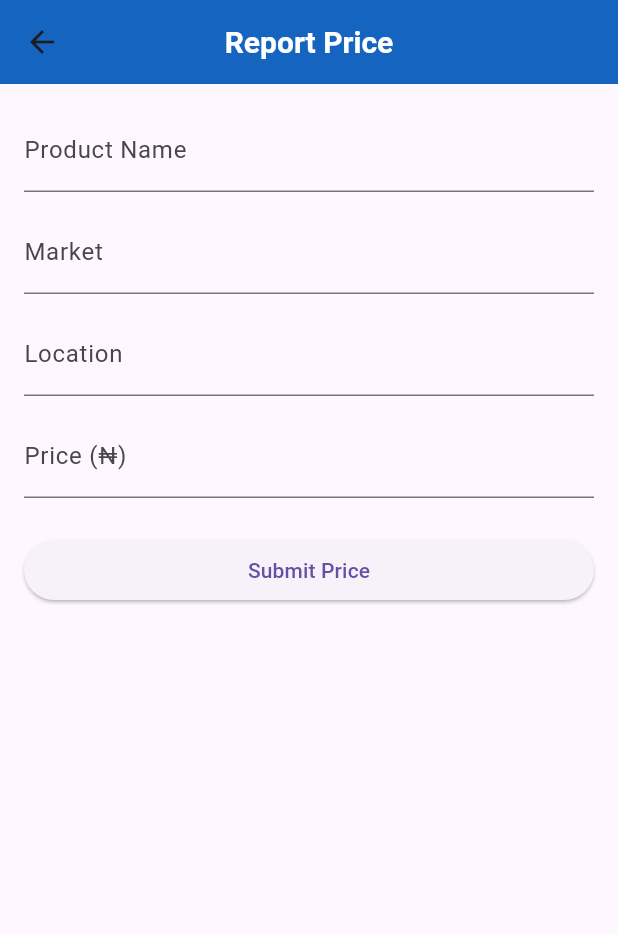
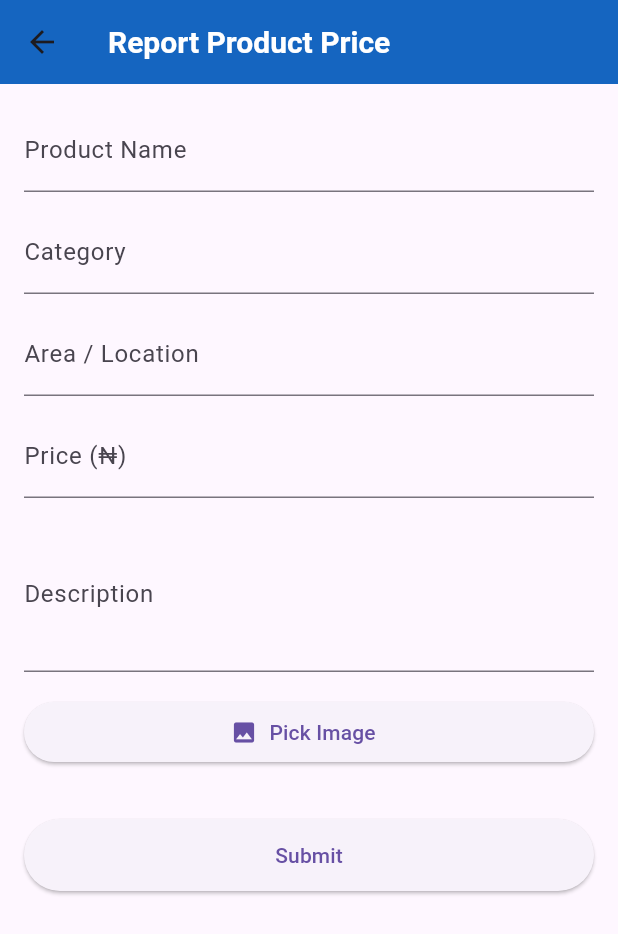
Before and after one commit to okakafavour/pricepulse, a Flutter app: the HomeScreen screen opened directly, after a tap on the "add" icon, on a phone screen of 412 x 824 dp. Shown: the top 934 px of the screen. Run offline on Flutter 3.47's test engine with Material 3 defaults, Android fonts, the light colour scheme and no system bars; our stand-ins replace google_sign_in, image_picker; missing offline and left inert: dart:html, dart:js_interop.

Commit message:
second-commit

```diff
--- a/lib/models/price_model.dart
+++ b/lib/models/price_model.dart
@@ -1,12 +1,12 @@
 class PriceModel {
   final String? id;
-  final String productName; // corresponds to Go 'Name'
-  final String market;      // corresponds to Go 'Category'
-  final String location;    // corresponds to Go 'Area'
-  final double price;
-  final bool isVerified;
-  final String? imageUrl;   // corresponds to Go 'ImageURL'
-  final String? dateReported; // corresponds to Go 'CreatedAt'
+  final String productName;   // Go: "name"
+  final String market;        // Go: "category"
+  final String location;      // Go: "area"
+  final double price;         // Go: "price"
+  final bool isVerified;      // Go: "is_verified"
+  final String? imageUrl;     // Go: "image_url"
+  final String? dateReported; // Go: "created_at"
 
   PriceModel({
     this.id,
@@ -14,26 +14,32 @@ class PriceModel {
     required this.market,
     required this.location,
     required this.price,
-    required this.isVerified,
+    this.isVerified = false,
     this.imageUrl,
     this.dateReported,
   });
 
-  // ✅ Convert JSON from backend → Dart object
+  // ✅ JSON → Dart
   factory PriceModel.fromJson(Map<String, dynamic> json) {
+    double parsePrice(dynamic value) {
+      if (value is int) return value.toDouble();
+      if (value is String) return double.tryParse(value) ?? 0.0;
+      return (value ?? 0).toDouble();
+    }
+
     return PriceModel(
       id: json['_id'] ?? json['id'] ?? '',
       productName: json['name'] ?? json['productName'] ?? '',
       market: json['category'] ?? json['market'] ?? '',
       location: json['area'] ?? json['location'] ?? '',
-      price: (json['price'] ?? 0).toDouble(),
-      isVerified: json['isVerified'] ?? true, // default true since verified products
+      price: parsePrice(json['price']),
+      isVerified: json['isVerified'] ?? json['is_verified'] ?? false,
       imageUrl: json['image_url'] ?? json['imageUrl'] ?? '',
-      dateReported: json['createdAt'] ?? json['dateReported'] ?? '',
+      dateReported: json['createdAt'] ?? json['created_at'] ?? '',
     );
   }
 
-  // ✅ Convert Dart object → JSON (for posting to backend)
+  // ✅ Dart → JSON
   Map<String, dynamic> toJson() {
     return {
       '_id': id,
@@ -41,9 +47,9 @@ class PriceModel {
       'category': market,
       'area': location,
       'price': price,
-      'isVerified': isVerified,
+      'is_verified': isVerified,
       'image_url': imageUrl,
-      'createdAt': dateReported,
+      'created_at': dateReported,
     };
   }
 }
--- a/lib/providers/price_provider.dart
+++ b/lib/providers/price_provider.dart
@@ -1,4 +1,7 @@
 import 'dart:convert';
+import 'dart:io';
+import 'dart:typed_data';
+import 'package:flutter/foundation.dart';
 import 'package:flutter/material.dart';
 import 'package:http/http.dart' as http;
 import '../models/price_model.dart';
@@ -10,49 +13,111 @@ class PriceProvider with ChangeNotifier {
   PriceProvider(this.authProvider);
 
   List<PriceModel> _prices = [];
-
   List<PriceModel> get prices => _prices;
 
-  final String baseUrl = 'https://your-backend-api.com/api/prices';
+  final String baseUrl = 'http://10.54.2.240:8080/products';
 
+  // Fetch all products
   Future<void> fetchPrices() async {
     final token = authProvider.token;
     if (token == null) return;
 
-    final url = Uri.parse(baseUrl);
+    try {
       final response = await http.get(
-      url,
+        Uri.parse(baseUrl),
         headers: {'Authorization': 'Bearer $token'},
       );
 
       if (response.statusCode == 200) {
-      final List data = json.decode(response.body);
+        final decoded = json.decode(response.body);
+        final List<dynamic> data = decoded is List ? decoded : decoded['products'] ?? [];
         _prices = data.map((e) => PriceModel.fromJson(e)).toList();
         notifyListeners();
       } else {
-      throw Exception('Failed to fetch prices: ${response.body}');
+        throw Exception('Failed to fetch prices');
+      }
+    } catch (e) {
+      debugPrint('Error fetching prices: $e');
+      rethrow;
     }
   }
 
-  Future<void> addPrice(PriceModel price) async {
+  // Add product (web + mobile)
+  Future<void> addPrice({
+    required String productName,
+    required double price,
+    required String area,
+    required String description,
+    required String category,
+    File? imageFile,      // mobile
+    Uint8List? webImage,  // web
+    required BuildContext context,
+  }) async {
     final token = authProvider.token;
-    if (token == null) return;
 
-    final url = Uri.parse(baseUrl);
-    final response = await http.post(
-      url,
-      headers: {
-        'Authorization': 'Bearer $token',
-        'Content-Type': 'application/json'
-      },
-      body: json.encode(price.toJson()),
+    if (productName.isEmpty || price <= 0 || area.isEmpty || category.isEmpty) {
+      ScaffoldMessenger.of(context).showSnackBar(
+        const SnackBar(content: Text('Please fill all required fields')),
       );
+      return;
+    }
+
+    if (!kIsWeb && imageFile == null) {
+      ScaffoldMessenger.of(context).showSnackBar(
+        const SnackBar(content: Text('Please select an image')),
+      );
+      return;
+    }
+
+    if (kIsWeb && webImage == null) {
+      ScaffoldMessenger.of(context).showSnackBar(
+        const SnackBar(content: Text('Please select an image')),
+      );
+      return;
+    }
+
+    if (token == null) {
+      ScaffoldMessenger.of(context).showSnackBar(
+        const SnackBar(content: Text('User not authenticated')),
+      );
+      return;
+    }
+
+    try {
+      final request = http.MultipartRequest('POST', Uri.parse(baseUrl));
+      request.headers['Authorization'] = 'Bearer $token';
+
+      request.fields['name'] = productName;
+      request.fields['price'] = price.toString();
+      request.fields['area'] = area;
+      request.fields['description'] = description;
+      request.fields['category'] = category;
+
+      if (kIsWeb && webImage != null) {
+        request.files.add(
+          http.MultipartFile.fromBytes('image', webImage, filename: '$productName.png'),
+        );
+      } else if (imageFile != null) {
+        request.files.add(await http.MultipartFile.fromPath('image', imageFile.path));
+      }
+
+      final response = await request.send();
+      final responseBody = await response.stream.bytesToString();
 
       if (response.statusCode == 201 || response.statusCode == 200) {
-      _prices.add(price);
-      notifyListeners();
+        ScaffoldMessenger.of(context).showSnackBar(
+          const SnackBar(content: Text('Product added successfully')),
+        );
+        await fetchPrices();
       } else {
-      throw Exception('Failed to add price: ${response.body}');
+        ScaffoldMessenger.of(context).showSnackBar(
+          SnackBar(content: Text('Failed to add product: $responseBody')),
+        );
+      }
+    } catch (e) {
+      ScaffoldMessenger.of(context).showSnackBar(
+        SnackBar(content: Text('Error: $e')),
+      );
     }
   }
 }
--- a/lib/screens/home_screen.dart
+++ b/lib/screens/home_screen.dart
@@ -13,6 +13,7 @@ class HomeScreen extends StatefulWidget {
 
 class _HomeScreenState extends State<HomeScreen> {
   bool _isLoading = false;
+  String? _errorMessage;
 
   @override
   void initState() {
@@ -20,48 +21,95 @@ class _HomeScreenState extends State<HomeScreen> {
     _fetchPrices();
   }
 
+  /// ✅ Fetch prices from backend with error handling
   Future<void> _fetchPrices() async {
     setState(() {
       _isLoading = true;
+      _errorMessage = null;
     });
+
+    try {
       await Provider.of<PriceProvider>(context, listen: false).fetchPrices();
+    } catch (e) {
+      setState(() {
+        _errorMessage = 'Failed to load prices: $e';
+      });
+    } finally {
       setState(() {
         _isLoading = false;
       });
     }
+  }
 
   @override
   Widget build(BuildContext context) {
-    final priceData = Provider.of<PriceProvider>(context);
-    final prices = priceData.prices;
+    final priceProvider = Provider.of<PriceProvider>(context);
+    final prices = priceProvider.prices;
 
     return Scaffold(
+      backgroundColor: const Color(0xFFF9F5FF),
       appBar: AppBar(
         title: const Text('PricePulse'),
         actions: [
           IconButton(
+            tooltip: 'Refresh',
             onPressed: _fetchPrices,
             icon: const Icon(Icons.refresh),
-          )
+          ),
         ],
       ),
       body: _isLoading
           ? const Center(child: CircularProgressIndicator())
+          : _errorMessage != null
+              ? Center(
+                  child: Padding(
+                    padding: const EdgeInsets.all(20),
+                    child: Column(
+                      mainAxisAlignment: MainAxisAlignment.center,
+                      children: [
+                        Text(
+                          _errorMessage!,
+                          textAlign: TextAlign.center,
+                          style: const TextStyle(
+                            color: Colors.red,
+                            fontSize: 16,
+                          ),
+                        ),
+                        const SizedBox(height: 15),
+                        ElevatedButton.icon(
+                          onPressed: _fetchPrices,
+                          icon: const Icon(Icons.refresh),
+                          label: const Text('Try Again'),
+                        ),
+                      ],
+                    ),
+                  ),
+                )
               : prices.isEmpty
-              ? const Center(child: Text('No prices available.'))
-              : ListView.builder(
+                  ? const Center(
+                      child: Text(
+                        'No prices available yet.\nTap + to add a new report!',
+                        textAlign: TextAlign.center,
+                        style: TextStyle(fontSize: 16),
+                      ),
+                    )
+                  : RefreshIndicator(
+                      onRefresh: _fetchPrices,
+                      child: ListView.builder(
+                        padding: const EdgeInsets.all(8),
                         itemCount: prices.length,
                         itemBuilder: (ctx, i) => PriceCard(price: prices[i]),
                       ),
+                    ),
       floatingActionButton: FloatingActionButton(
         onPressed: () {
-          // 👇 Navigation to ReportPriceScreen
           Navigator.push(
             context,
-            MaterialPageRoute(builder: (context) => const ReportPriceScreen()),
+            MaterialPageRoute(builder: (_) => const ReportPriceScreen()),
           );
         },
-        child: const Icon(Icons.add),
+        backgroundColor: const Color(0xFF1565C0),
+        child: const Icon(Icons.add, color: Colors.white),
       ),
     );
   }
--- a/lib/screens/report_price_screen.dart
+++ b/lib/screens/report_price_screen.dart
@@ -1,6 +1,9 @@
+import 'dart:io';
+import 'dart:typed_data';
+import 'package:flutter/foundation.dart';
 import 'package:flutter/material.dart';
+import 'package:image_picker/image_picker.dart';
 import 'package:provider/provider.dart';
-import '../models/price_model.dart';
 import '../providers/price_provider.dart';
 
 class ReportPriceScreen extends StatefulWidget {
@@ -13,19 +16,33 @@ class ReportPriceScreen extends StatefulWidget {
 class _ReportPriceScreenState extends State<ReportPriceScreen> {
   final _formKey = GlobalKey<FormState>();
   final productController = TextEditingController();
-  final marketController = TextEditingController();
-  final locationController = TextEditingController();
+  final categoryController = TextEditingController();
+  final areaController = TextEditingController();
   final priceController = TextEditingController();
+  final descriptionController = TextEditingController();
+
+  Uint8List? webImage;
+  File? imageFile;
 
   bool _isSubmitting = false;
 
-  @override
-  void dispose() {
-    productController.dispose();
-    marketController.dispose();
-    locationController.dispose();
-    priceController.dispose();
-    super.dispose();
+  Future<void> pickImage() async {
+    final picker = ImagePicker();
+    final picked = await picker.pickImage(source: ImageSource.gallery);
+    if (picked == null) return;
+
+    if (kIsWeb) {
+      final bytes = await picked.readAsBytes();
+      setState(() {
+        webImage = bytes;
+        imageFile = null;
+      });
+    } else {
+      setState(() {
+        imageFile = File(picked.path);
+        webImage = null;
+      });
+    }
   }
 
   Future<void> _submit() async {
@@ -34,30 +51,23 @@ class _ReportPriceScreenState extends State<ReportPriceScreen> {
     setState(() => _isSubmitting = true);
 
     try {
-      final price = PriceModel(
-        id: '',
+      final provider = Provider.of<PriceProvider>(context, listen: false);
+
+      await provider.addPrice(
         productName: productController.text.trim(),
-        market: marketController.text.trim(),
-        location: locationController.text.trim(),
-        price: double.parse(priceController.text),
-        isVerified: false,
+        price: double.parse(priceController.text.trim()),
+        area: areaController.text.trim(),
+        description: descriptionController.text.trim(),
+        category: categoryController.text.trim(),
+        imageFile: imageFile,
+        webImage: webImage,
+        context: context,
       );
 
-      final provider = Provider.of<PriceProvider>(context, listen: false);
-      await provider.addPrice(price);
-
-      // After successful submission, refresh list and go back
-      await provider.fetchPrices();
-
-      if (mounted) {
-        Navigator.pop(context);
-        ScaffoldMessenger.of(context).showSnackBar(
-          const SnackBar(content: Text('Price reported successfully!')),
-        );
-      }
+      if (mounted) Navigator.pop(context);
     } catch (e) {
       ScaffoldMessenger.of(context).showSnackBar(
-        SnackBar(content: Text('Error: $e')),
+        SnackBar(content: Text('Error submitting product: $e')),
       );
     } finally {
       setState(() => _isSubmitting = false);
@@ -65,12 +75,19 @@ class _ReportPriceScreenState extends State<ReportPriceScreen> {
   }
 
   @override
+  void dispose() {
+    productController.dispose();
+    categoryController.dispose();
+    areaController.dispose();
+    priceController.dispose();
+    descriptionController.dispose();
+    super.dispose();
+  }
+
+  @override
   Widget build(BuildContext context) {
     return Scaffold(
-      appBar: AppBar(
-        title: const Text('Report Price'),
-        centerTitle: true,
-      ),
+      appBar: AppBar(title: const Text('Report Product Price')),
       body: Padding(
         padding: const EdgeInsets.all(16),
         child: Form(
@@ -80,37 +97,52 @@ class _ReportPriceScreenState extends State<ReportPriceScreen> {
               TextFormField(
                 controller: productController,
                 decoration: const InputDecoration(labelText: 'Product Name'),
-                validator: (value) =>
-                    value!.isEmpty ? 'Enter product name' : null,
+                validator: (v) => v == null || v.isEmpty ? 'Enter product name' : null,
               ),
               const SizedBox(height: 12),
               TextFormField(
-                controller: marketController,
-                decoration: const InputDecoration(labelText: 'Market'),
-                validator: (value) =>
-                    value!.isEmpty ? 'Enter market name' : null,
+                controller: categoryController,
+                decoration: const InputDecoration(labelText: 'Category'),
+                validator: (v) => v == null || v.isEmpty ? 'Enter category' : null,
               ),
               const SizedBox(height: 12),
               TextFormField(
-                controller: locationController,
-                decoration: const InputDecoration(labelText: 'Location'),
-                validator: (value) =>
-                    value!.isEmpty ? 'Enter market location' : null,
+                controller: areaController,
+                decoration: const InputDecoration(labelText: 'Area / Location'),
+                validator: (v) => v == null || v.isEmpty ? 'Enter area' : null,
               ),
               const SizedBox(height: 12),
               TextFormField(
                 controller: priceController,
                 keyboardType: TextInputType.number,
                 decoration: const InputDecoration(labelText: 'Price (₦)'),
-                validator: (value) =>
-                    value!.isEmpty ? 'Enter product price' : null,
+                validator: (v) => v == null || v.isEmpty ? 'Enter price' : null,
               ),
+              const SizedBox(height: 12),
+              TextFormField(
+                controller: descriptionController,
+                decoration: const InputDecoration(labelText: 'Description'),
+                maxLines: 3,
+                validator: (v) => v == null || v.isEmpty ? 'Enter description' : null,
+              ),
+              const SizedBox(height: 16),
+
+              ElevatedButton.icon(
+                onPressed: pickImage,
+                icon: const Icon(Icons.image),
+                label: const Text('Pick Image'),
+              ),
+              const SizedBox(height: 10),
+              if (kIsWeb && webImage != null) Image.memory(webImage!, height: 150),
+              if (!kIsWeb && imageFile != null) Image.file(imageFile!, height: 150),
+
               const SizedBox(height: 24),
               ElevatedButton(
                 onPressed: _isSubmitting ? null : _submit,
+                style: ElevatedButton.styleFrom(minimumSize: const Size(double.infinity, 48)),
                 child: _isSubmitting
                     ? const CircularProgressIndicator(color: Colors.white)
-                    : const Text('Submit Price'),
+                    : const Text('Submit'),
               ),
             ],
           ),
--- a/pubspec.yaml
+++ b/pubspec.yaml
@@ -15,9 +15,11 @@ dependencies:
   fl_chart: ^0.63.0
   google_sign_in: ^6.2.1
   google_sign_in_web: ^0.12.3
-  http: ^1.1.2
+  http: ^1.2.0
   shared_preferences: ^2.2.2
   cupertino_icons: ^1.0.8
+  image_picker: ^1.0.4
+  image_picker_for_web: ^3.0.0
 
 dev_dependencies:
   flutter_test:
```
Also changed, not shown: lib/main.dart (+5 -3 lines), lib/screens/login_screen.dart (+12 -7 lines), lib/widget/price_card.dart (+77 -20 lines), pubspec.lock, 5 other files. Lines whose indentation alone changed are shown as unchanged.
